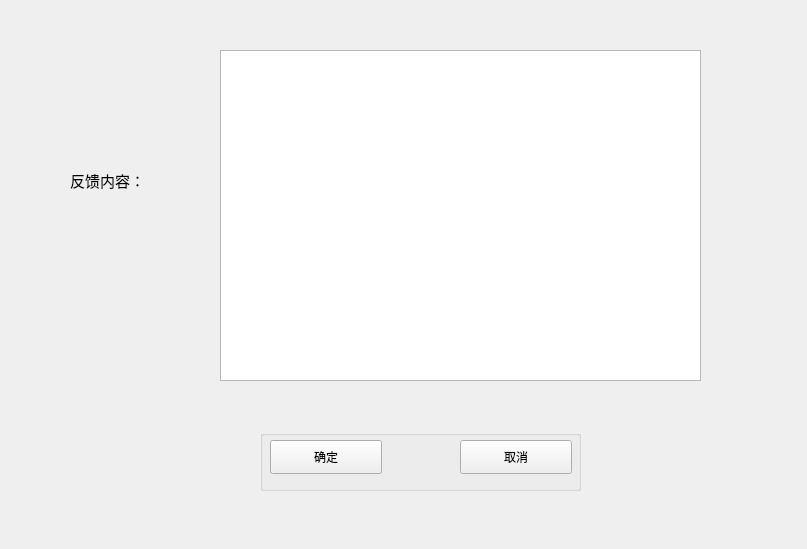
The window that Library/Library/AddFeedback.ui (belowthetree/LibrarySystem) describes before a commit, drawn with Qt 5.
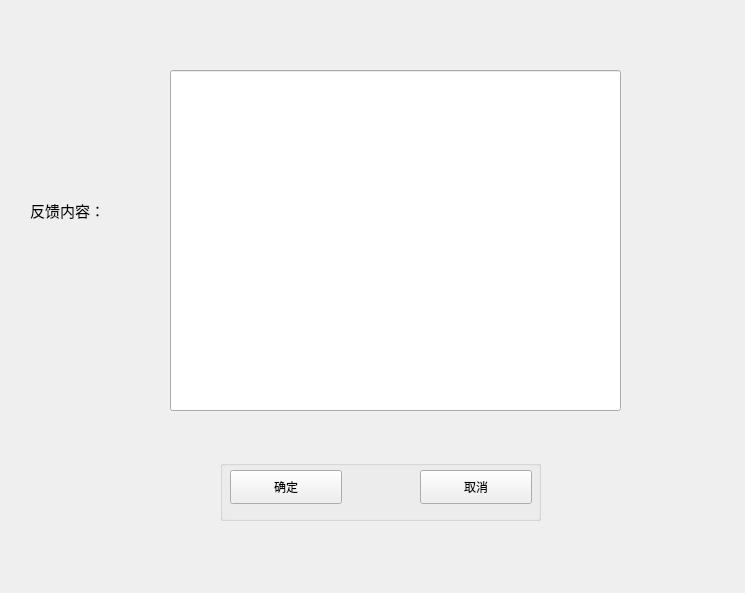
The same window after the commit.

What changed in the file:
```diff
--- a/Library/Library/AddFeedback.ui
+++ b/Library/Library/AddFeedback.ui
@@ -6,41 +6,18 @@
    <rect>
     <x>0</x>
     <y>0</y>
-    <width>807</width>
-    <height>549</height>
+    <width>745</width>
+    <height>593</height>
    </rect>
   </property>
   <property name="windowTitle">
    <string>AddFeedback</string>
   </property>
-  <widget class="QLabel" name="label">
-   <property name="geometry">
-    <rect>
-     <x>70</x>
-     <y>160</y>
-     <width>111</width>
-     <height>41</height>
-    </rect>
-   </property>
-   <property name="text">
-    <string>&lt;html&gt;&lt;head/&gt;&lt;body&gt;&lt;p&gt;&lt;span style=&quot; font-size:11pt;&quot;&gt;反馈内容：&lt;/span&gt;&lt;/p&gt;&lt;/body&gt;&lt;/html&gt;</string>
-   </property>
-  </widget>
-  <widget class="QTextEdit" name="textEdit">
-   <property name="geometry">
-    <rect>
-     <x>220</x>
-     <y>50</y>
-     <width>481</width>
-     <height>331</height>
-    </rect>
-   </property>
-  </widget>
   <widget class="QGroupBox" name="groupBox">
    <property name="geometry">
     <rect>
-     <x>260</x>
-     <y>430</y>
+     <x>220</x>
+     <y>460</y>
      <width>321</width>
      <height>61</height>
     </rect>
@@ -75,7 +52,31 @@
     </property>
    </widget>
   </widget>
+  <widget class="QLabel" name="label">
+   <property name="geometry">
+    <rect>
+     <x>30</x>
+     <y>190</y>
+     <width>111</width>
+     <height>41</height>
+    </rect>
+   </property>
+   <property name="text">
+    <string>&lt;html&gt;&lt;head/&gt;&lt;body&gt;&lt;p&gt;&lt;span style=&quot; font-size:11pt;&quot;&gt;反馈内容：&lt;/span&gt;&lt;/p&gt;&lt;/body&gt;&lt;/html&gt;</string>
+   </property>
+  </widget>
+  <widget class="QLineEdit" name="lineEdit">
+   <property name="geometry">
+    <rect>
+     <x>170</x>
+     <y>70</y>
+     <width>451</width>
+     <height>341</height>
+    </rect>
+   </property>
+  </widget>
  </widget>
+ <layoutdefault spacing="6" margin="11"/>
  <resources/>
  <connections/>
 </ui>
```
Left out of the diff: 4 changed lines with no effect on the pictures.
